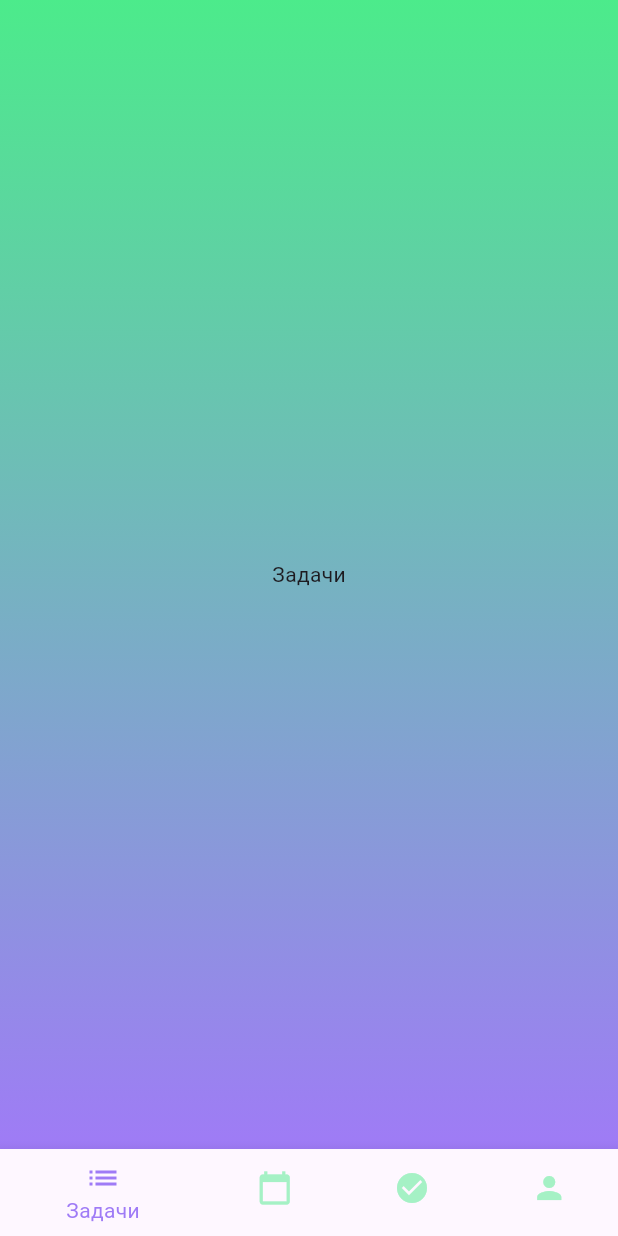
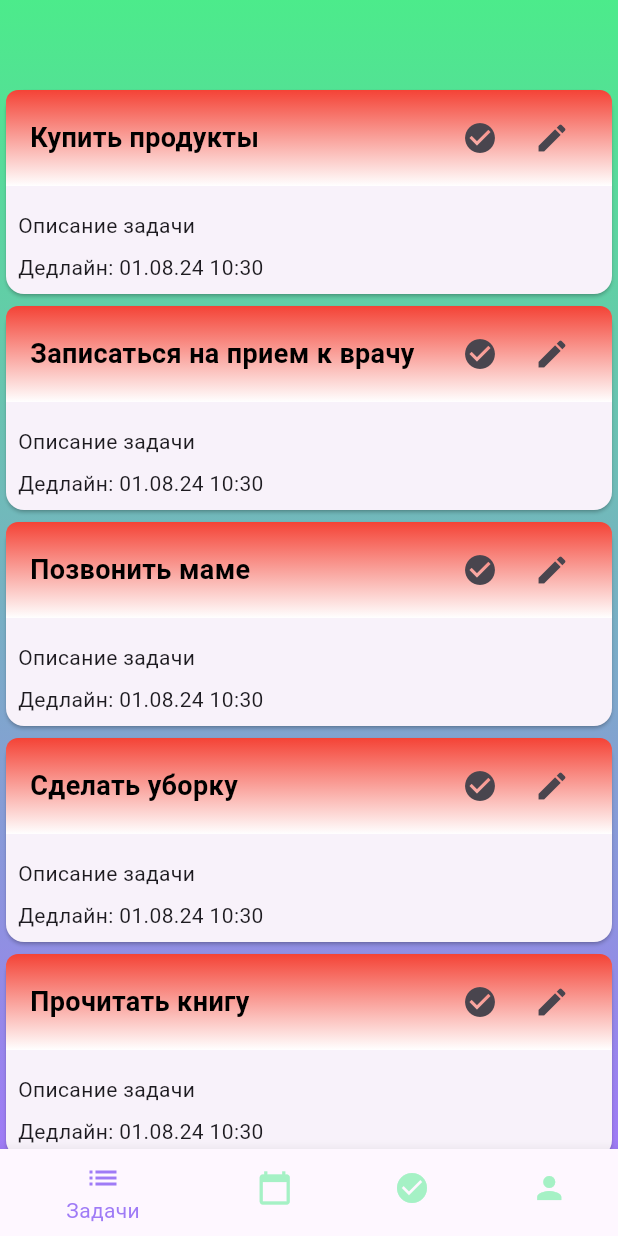
Before and after one commit to MiSha-spec/zc_dodiddon, a Flutter app: the MainPage screen opened directly, on a phone screen of 412 x 824 dp. Run offline on Flutter 3.47's test engine with Material 3 defaults, Android fonts, the phone set to English and light mode, and no system bars.

Commit message:
all tasks

```diff
--- a/lib/Pages/main_page.dart
+++ b/lib/Pages/main_page.dart
@@ -1,6 +1,8 @@
 import 'package:flutter/material.dart';
 import 'package:zc_dodiddon/Theme/theme.dart';
-import 'package:zc_dodiddon/Screens/profile.dart'; // Импортируем ProfilePage
+import 'package:zc_dodiddon/Screens/profile.dart';
+
+import '../Screens/all_tasks.dart'; // Импортируем ProfilePage
 
 class MainPage extends StatefulWidget {
   const MainPage({super.key});
@@ -12,7 +14,7 @@ class MainPage extends StatefulWidget {
 class _MainPageState extends State<MainPage> {
   int _selectedIndex = 0;
   static const List<Widget> _widgetOptions = <Widget>[
-    Text('Задачи'),
+    TasksPage(),
     Text('Сегодня'),
     Text('Выполнено'),
     ProfilePage(), // Заменяем Text на ProfilePage
--- /dev/null
+++ b/lib/Screens/all_tasks.dart
@@ -0,0 +1,29 @@
+import 'package:flutter/material.dart';
+import '../widgets/task_item.dart';
+class TasksPage extends StatefulWidget {
+  const TasksPage({Key? key}) : super(key: key);
+  @override
+  State<TasksPage> createState() => _TasksPageState();
+}
+class _TasksPageState extends State<TasksPage> {
+  final List<String> _tasks = [
+    'Купить продукты',
+    'Записаться на прием к врачу',
+    'Позвонить маме',
+    'Сделать уборку',
+    'Прочитать книгу',
+  ];
+  @override
+  Widget build(BuildContext context) {
+    return ListView.builder(
+      itemCount: _tasks.length,
+      itemBuilder: (context, index) {
+        return TaskItem(
+          title: _tasks[index],
+          description: 'Описание задачи',
+          deadline: DateTime.now(),
+        );
+      },
+    );
+  }
+}
--- /dev/null
+++ b/lib/Widgets/task_item.dart
@@ -0,0 +1,118 @@
+import 'package:flutter/material.dart';
+import 'package:intl/intl.dart';
+
+class TaskItem extends StatelessWidget {
+  final String title;
+  final String description;
+  final DateTime deadline;
+
+  const TaskItem({
+    Key? key,
+    required this.title,
+    required this.description,
+    required this.deadline,
+  }) : super(key: key);
+
+  @override
+  Widget build(BuildContext context) {
+    // Форматируем дату и время с помощью intl
+    String formattedDeadline = DateFormat('dd.MM.yy HH:mm').format(deadline);
+
+    // Определяем градиент в зависимости от срочности
+    Gradient gradient = getGradient(deadline);
+
+    return Card(
+      child: Column(
+        crossAxisAlignment: CrossAxisAlignment.start,
+        children: [
+          Container(
+            // Добавляем Container для градиента
+            padding:
+                const EdgeInsets.symmetric(horizontal: 16.0, vertical: 8.0),
+            decoration: BoxDecoration(
+              gradient: gradient,
+              borderRadius: BorderRadius.only(
+                topLeft: Radius.circular(8.0),
+                topRight: Radius.circular(8.0),
+              ),
+            ),
+            child: Row(
+              children: [
+                Expanded(
+                  child: Text(
+                    title,
+                    style: const TextStyle(
+                      fontSize: 18,
+                      fontWeight: FontWeight.bold,
+                      color: Color.fromARGB(255, 0, 0, 0),
+                    ),
+                  ),
+                ),
+                // Добавляем кнопки "Выполнено" и "Редактировать" в заголовок
+                IconButton(
+                  onPressed: () {
+                    // Обработка нажатия на кнопку "Выполнено"
+                    // Например, можно удалить задачу из списка
+                    print('Задача выполнена!');
+                  },
+                  icon: const Icon(Icons.check_circle),
+                ),
+                IconButton(
+                  onPressed: () {
+                    // Обработка нажатия на кнопку "Редактировать"
+                    // Например, можно открыть диалог редактирования задачи
+                    print('Задача редактируется!');
+                  },
+                  icon: const Icon(Icons.edit),
+                ),
+              ],
+            ),
+          ),
+          const SizedBox(height: 8),
+          Padding(
+            padding: const EdgeInsets.all(8.0),
+            child: Column(
+              crossAxisAlignment: CrossAxisAlignment.start,
+              children: [
+                Text(
+                  description,
+                  style: const TextStyle(fontSize: 14),
+                ),
+                const SizedBox(height: 8),
+                Text(
+                  'Дедлайн: $formattedDeadline',
+                  style: const TextStyle(fontSize: 14),
+                ),
+              ],
+            ),
+          )
+        ],
+      ),
+    );
+  }
+
+  // Функция для получения градиента в зависимости от срочности
+  Gradient getGradient(DateTime deadline) {
+    Duration timeUntilDeadline = deadline.difference(DateTime.now());
+
+    if (timeUntilDeadline.inDays <= 1) {
+      return const LinearGradient(
+        colors: [Colors.red, Colors.white],
+        begin: Alignment.topCenter,
+        end: Alignment.bottomCenter,
+      );
+    } else if (timeUntilDeadline.inDays <= 2) {
+      return const LinearGradient(
+        colors: [Colors.yellow, Colors.white],
+        begin: Alignment.topCenter,
+        end: Alignment.bottomCenter,
+      );
+    } else {
+      return const LinearGradient(
+        colors: [Colors.green, Colors.white],
+        begin: Alignment.topCenter,
+        end: Alignment.bottomCenter,
+      );
+    }
+  }
+}
--- a/pubspec.yaml
+++ b/pubspec.yaml
@@ -35,6 +35,7 @@ dependencies:
   # The following adds the Cupertino Icons font to your application.
   # Use with the CupertinoIcons class for iOS style icons.
   cupertino_icons: ^1.0.6
+  intl: ^0.19.0
 
 dev_dependencies:
   flutter_test:
```
Also changed, not shown: pubspec.lock, 1 other file.
